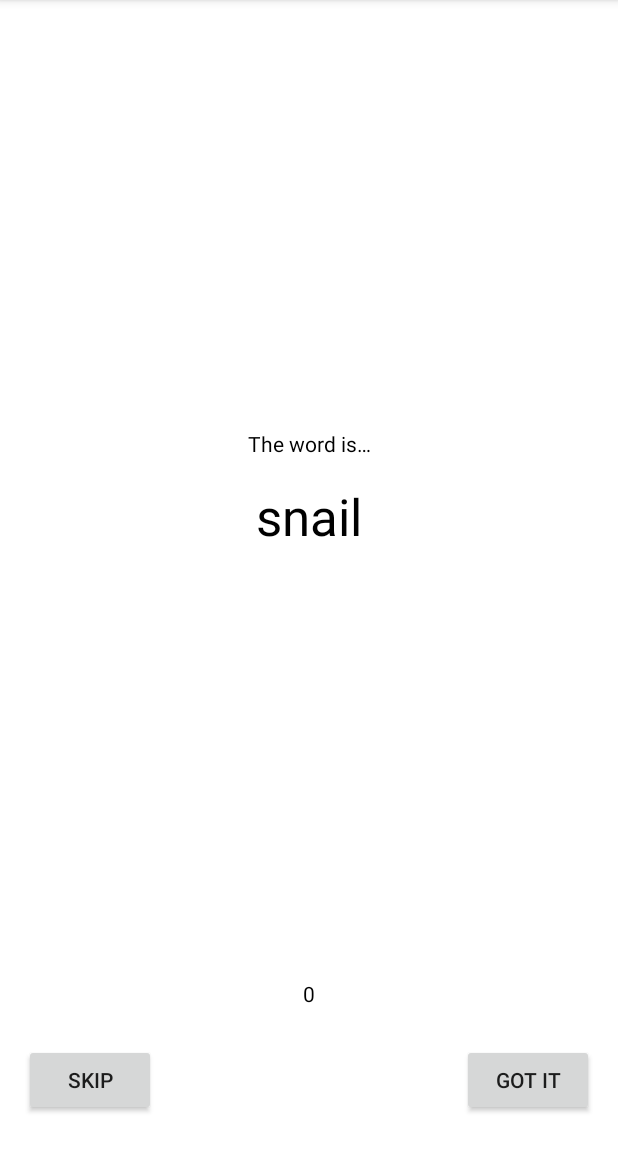
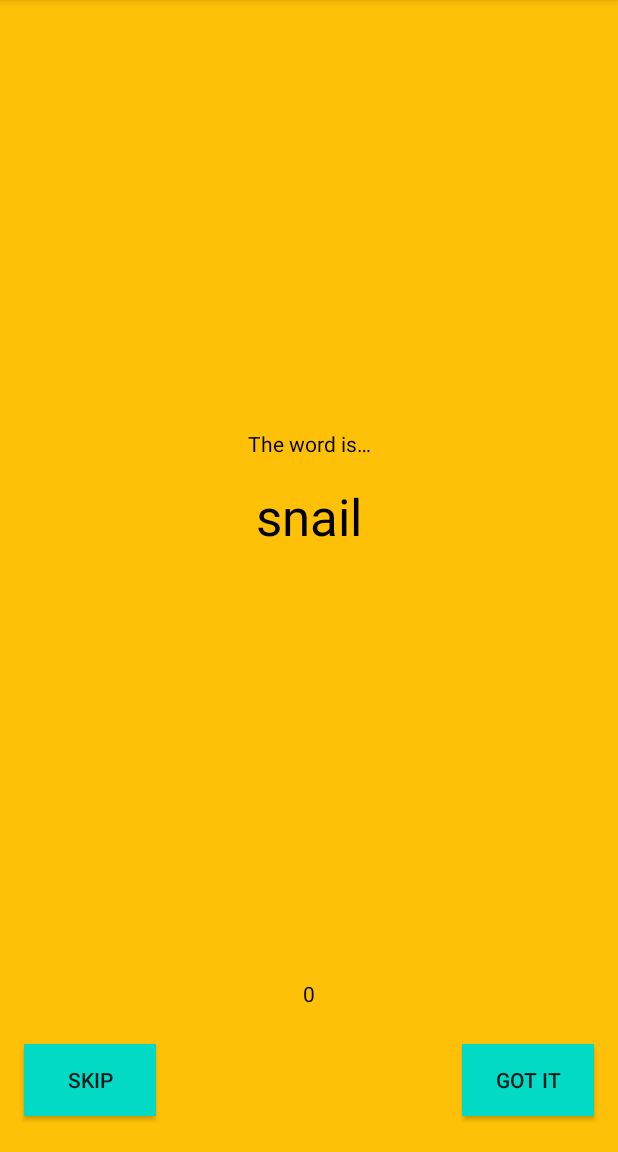
Before and after one commit to raashidbaba/Guess_it, an Android app: the GameFragment screen opened through its navigation route, on a phone screen of 412 x 824 dp, the part 84-1236 px from its top. Run offline under Robolectric (Android 15) with nearby library versions, the phone set to English and light mode, and no system bars; our stand-ins replace data binding.

Commit message:
Added Encapsulation.

```diff
--- a/app/src/main/res/layout/game_fragment.xml
+++ b/app/src/main/res/layout/game_fragment.xml
@@ -1,16 +1,18 @@
 <?xml version="1.0" encoding="utf-8"?>
 <layout xmlns:android="http://schemas.android.com/apk/res/android"
     xmlns:app="http://schemas.android.com/apk/res-auto"
-    xmlns:tools="http://schemas.android.com/tools">
+    xmlns:tools="http://schemas.android.com/tools"
+    >
 
 
 
     <androidx.constraintlayout.widget.ConstraintLayout
         android:id="@+id/game_layout"
         android:layout_width="match_parent"
-        android:layout_height="match_parent">
+        android:layout_height="match_parent"
+        android:background="#FFC107">
 
-        <TextView
+    <TextView
             android:id="@+id/word_is_text"
             android:layout_width="wrap_content"
             android:layout_height="wrap_content"
@@ -82,6 +84,7 @@
             android:layout_height="wrap_content"
             android:layout_marginStart="16dp"
             android:text="@string/skip"
+            android:background="@color/teal_200"
             app:layout_constraintBottom_toBottomOf="parent"
             app:layout_constraintEnd_toStartOf="@+id/correct_button"
             app:layout_constraintHorizontal_bias="0.5"
@@ -102,6 +105,7 @@
             android:layout_height="wrap_content"
             android:layout_marginEnd="16dp"
             android:text="@string/got_it"
+            android:background="@color/teal_200"
             app:layout_constraintBottom_toBottomOf="parent"
             app:layout_constraintEnd_toEndOf="parent"
             app:layout_constraintHorizontal_bias="0.5"
--- a/app/src/main/res/layout/score_fragment.xml
+++ b/app/src/main/res/layout/score_fragment.xml
@@ -4,7 +4,8 @@
     xmlns:tools="http://schemas.android.com/tools">
 <androidx.constraintlayout.widget.ConstraintLayout
     android:layout_width="match_parent"
-    android:layout_height="match_parent">
+    android:layout_height="match_parent"
+    android:background="#FFC107">
 
     <TextView
         android:id="@+id/you_scored_text"
@@ -47,6 +48,7 @@
         android:layout_height="wrap_content"
         android:layout_marginBottom="32dp"
         android:text="@string/play_again"
+        android:background="@color/teal_200"
         app:layout_constraintBottom_toBottomOf="parent"
         app:layout_constraintEnd_toEndOf="parent"
         app:layout_constraintStart_toStartOf="parent" />
--- a/app/src/main/res/layout/title_fragment.xml
+++ b/app/src/main/res/layout/title_fragment.xml
@@ -6,7 +6,8 @@
     <androidx.constraintlayout.widget.ConstraintLayout
         android:id="@+id/title_layout"
         android:layout_width="match_parent"
-        android:layout_height="match_parent">
+        android:layout_height="match_parent"
+        android:background="#FFC107">
 
 
         <TextView
@@ -51,6 +52,7 @@
             app:layout_constraintStart_toStartOf="parent"
             android:layout_width="wrap_content"
             android:layout_height="wrap_content"
+            android:background="@color/teal_200"
             android:layout_marginBottom="32dp"
             android:text="@string/play_button" />
 
```
